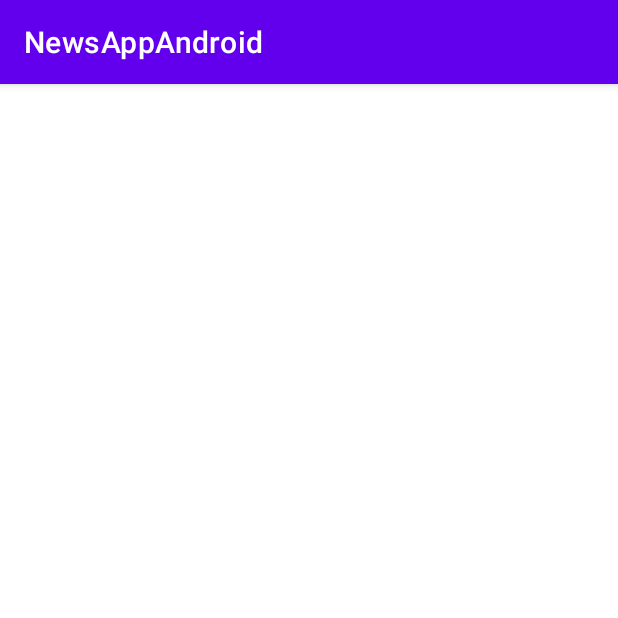
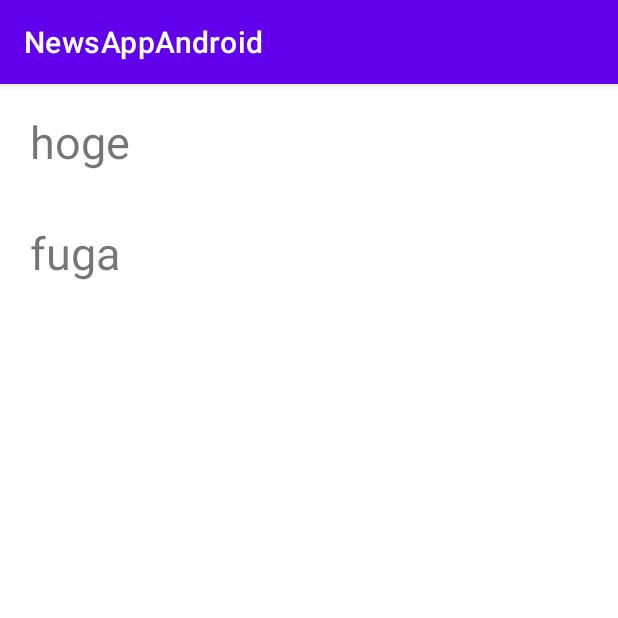
Before and after one commit to yamanetaisei/NewsAppAndroid, an Android app: the screen it shows after launch (ArticleListActivity), on a phone screen of 412 x 824 dp, the top half of it. Run offline under Robolectric (Android 15) with nearby library versions, the phone set to English and light mode, and no system bars.

Commit message:
RecyclerViewの実装,Mockデータの表示

```diff
--- /dev/null
+++ b/app/src/main/java/com/example/newsappandroid/model/MockArticle.kt
@@ -0,0 +1,8 @@
+package com.example.newsappandroid.model
+
+data class MockArticle(
+    val articlesMock: List<Article> = listOf<Article>(
+        Article(title = "hoge"),
+        Article(title = "fuga"),
+    )
+)
--- a/app/src/main/java/com/example/newsappandroid/view/ArticleAdapter.kt
+++ b/app/src/main/java/com/example/newsappandroid/view/ArticleAdapter.kt
@@ -1,3 +1,39 @@
 package com.example.newsappandroid.view
 
-class ArticleAdapter {}
+import android.view.LayoutInflater
+import android.view.View
+import android.view.ViewGroup
+import android.widget.TextView
+import androidx.recyclerview.widget.RecyclerView
+import com.example.newsappandroid.R
+import com.example.newsappandroid.model.Article
+
+class ArticleAdapter(
+    private var articles: List<Article>
+): RecyclerView.Adapter<ArticleAdapter.ArticleViewHolder>() {
+
+    override fun onCreateViewHolder(parent: ViewGroup, viewType: Int): ArticleViewHolder {
+        val view = LayoutInflater.from(parent.context)
+            .inflate(R.layout.row_article, parent, false)
+        return ArticleViewHolder(view)
+    }
+
+    override fun onBindViewHolder(holder: ArticleViewHolder, position: Int) {
+        holder.bind(articles[position])
+    }
+
+    override fun getItemCount(): Int {
+        return  articles.size
+    }
+
+    fun update(data: List<Article>) {
+        articles = data
+    }
+
+    class ArticleViewHolder(view: View): RecyclerView.ViewHolder(view) {
+        private val title: TextView = view.findViewById(R.id.title)
+        fun bind(article: Article) {
+            title.text = article.title
+        }
+    }
+}
--- a/app/src/main/java/com/example/newsappandroid/view/ArticleListActivity.kt
+++ b/app/src/main/java/com/example/newsappandroid/view/ArticleListActivity.kt
@@ -2,11 +2,29 @@ package com.example.newsappandroid.view
 
 import androidx.appcompat.app.AppCompatActivity
 import android.os.Bundle
+import androidx.recyclerview.widget.LinearLayoutManager
+import androidx.recyclerview.widget.RecyclerView
 import com.example.newsappandroid.R
+import com.example.newsappandroid.model.MockArticle
 
 class ArticleListActivity : AppCompatActivity() {
+
+    private val mockArticle = MockArticle()
+    private lateinit var adapter: ArticleAdapter
+    private lateinit var  recyclerView: RecyclerView
+
     override fun onCreate(savedInstanceState: Bundle?) {
         super.onCreate(savedInstanceState)
         setContentView(R.layout.activity_article_list)
+
+        setupUI()
+    }
+
+    private fun setupUI() {
+        recyclerView = findViewById(R.id.recyclerView)
+
+        adapter = ArticleAdapter(mockArticle.articlesMock)
+        recyclerView.layoutManager = LinearLayoutManager(this)
+        recyclerView.adapter = adapter
     }
 }
--- a/app/src/main/res/layout/activity_article_list.xml
+++ b/app/src/main/res/layout/activity_article_list.xml
@@ -1,10 +1,15 @@
 <?xml version="1.0" encoding="utf-8"?>
-<androidx.constraintlayout.widget.ConstraintLayout xmlns:android="http://schemas.android.com/apk/res/android"
-    xmlns:app="http://schemas.android.com/apk/res-auto"
+<androidx.constraintlayout.widget.ConstraintLayout
+    xmlns:android="http://schemas.android.com/apk/res/android"
     xmlns:tools="http://schemas.android.com/tools"
     android:id="@+id/article_list"
     android:layout_width="match_parent"
     android:layout_height="match_parent"
     tools:context=".view.ArticleListActivity">
 
+    <androidx.recyclerview.widget.RecyclerView
+        android:id="@+id/recyclerView"
+        android:layout_width="match_parent"
+        android:layout_height="match_parent"/>
+
 </androidx.constraintlayout.widget.ConstraintLayout>
--- a/app/src/main/res/layout/row_article.xml
+++ b/app/src/main/res/layout/row_article.xml
@@ -1,29 +1,24 @@
 <?xml version="1.0" encoding="utf-8"?>
-<androidx.constraintlayout.widget.ConstraintLayout xmlns:android="http://schemas.android.com/apk/res/android"
+<LinearLayout
     android:layout_width="match_parent"
-    android:layout_height="match_parent">
+    android:layout_height="wrap_content"
+    xmlns:android="http://schemas.android.com/apk/res/android"
+    android:orientation="vertical"
+    android:padding="10dp">
 
-    <LinearLayout xmlns:android="http://schemas.android.com/apk/res/android"
-        android:orientation="horizontal"
+    <LinearLayout
         android:layout_width="match_parent"
-        android:layout_height="match_parent">
-
-<!--        <ImageView-->
-<!--            android:id="@+id/thumbnail"-->
-<!--            android:layout_width="70dp"-->
-<!--            android:layout_height="70dp"-->
-<!--            android:padding="3dp" />-->
+        android:layout_height="54dp"
+        android:layout_marginLeft="10dp"
+        android:layout_marginRight="10dp"
+        android:layout_marginBottom="0dp">
 
         <TextView
             android:id="@+id/title"
             android:layout_width="wrap_content"
-            android:layout_height="70dp"
-            android:textColor="#000"
-            android:padding="5dp"
-            android:gravity="center_vertical"
-            android:maxLines="1"
-            android:text="Sample Text"/>
+            android:layout_height="wrap_content"
+            android:layout_marginTop="8dp"
+            android:textSize="30sp" />
 
     </LinearLayout>
-
-</androidx.constraintlayout.widget.ConstraintLayout>
+</LinearLayout>
```
